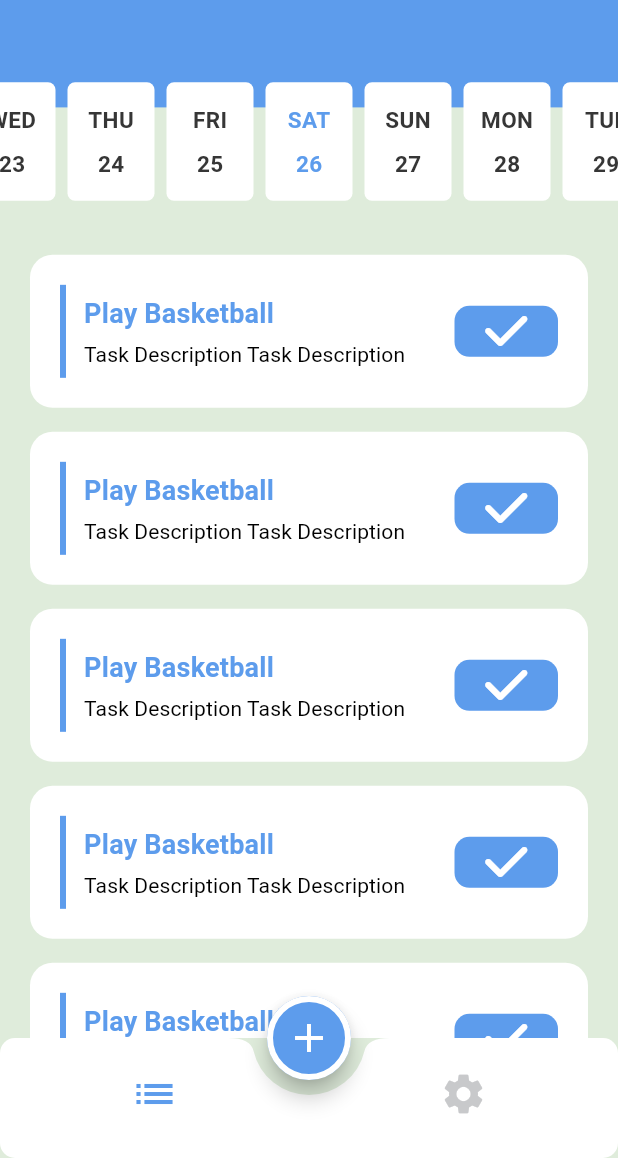
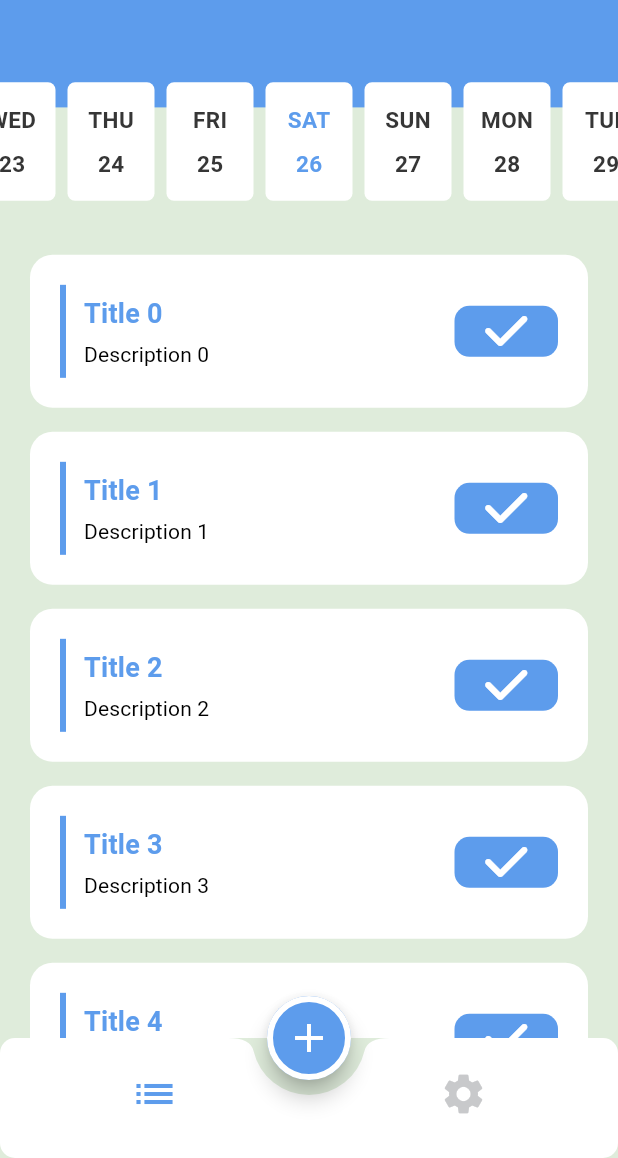
Before and after one commit to MostafaGaber135/todo_app, a Flutter app: the screen it shows after launch, on a phone screen of 412 x 824 dp, the part 78-1236 px from its top. Run offline on Flutter 3.47's test engine with Material 3 defaults, Android fonts, the phone set to English and light mode, and no system bars; drawn by our look-alikes of easy_date_timeline; our stand-ins replace font_awesome_flutter.

Commit message:
Create task model

```diff
--- /dev/null
+++ b/lib/models/task_model.dart
@@ -0,0 +1,14 @@
+class TaskModel {
+  String id;
+  String title, description;
+  DateTime date;
+  bool isDone;
+
+  TaskModel({
+    this.id = '',
+    required this.title,
+    required this.description,
+    required this.date,
+    this.isDone = false,
+  });
+}
--- a/lib/tabs/tasks/add_task_bottom_sheet.dart
+++ b/lib/tabs/tasks/add_task_bottom_sheet.dart
@@ -1,5 +1,6 @@
 import 'package:flutter/material.dart';
 import 'package:intl/intl.dart';
+import 'package:todo/models/task_model.dart';
 import 'package:todo/widgets/custom_elevated_button.dart';
 import 'package:todo/widgets/custom_text_form_field.dart';
 
@@ -114,6 +115,10 @@ class _AddTaskBottomSheetState extends State<AddTaskBottomSheet> {
   }
 
   void addTask() {
-    print('add called');
+    TaskModel task = TaskModel(
+      title: titleController.text,
+      description: descriptionController.text,
+      date: selectedDate,
+    );
   }
 }
--- a/lib/tabs/tasks/task_item.dart
+++ b/lib/tabs/tasks/task_item.dart
@@ -1,10 +1,11 @@
 import 'package:flutter/material.dart';
 import 'package:font_awesome_flutter/font_awesome_flutter.dart';
 import 'package:todo/app_theme.dart';
+import 'package:todo/models/task_model.dart';
 
 class TaskItem extends StatelessWidget {
-  const TaskItem({super.key});
-
+  const TaskItem({super.key, required this.task});
+  final TaskModel task;
   @override
   Widget build(BuildContext context) {
     TextTheme textTheme = Theme.of(context).textTheme;
@@ -39,7 +40,7 @@ class TaskItem extends StatelessWidget {
                 crossAxisAlignment: CrossAxisAlignment.start,
                 children: [
                   Text(
-                    'Play Basketball',
+                    task.title,
                     style: textTheme.titleMedium?.copyWith(
                       color: AppTheme.primary,
                     ),
@@ -48,7 +49,7 @@ class TaskItem extends StatelessWidget {
                     height: 4,
                   ),
                   Text(
-                    'Task Description Task Description',
+                    task.description,
                     style: textTheme.titleSmall,
                   ),
                 ],
--- a/lib/tabs/tasks/tasks_tab.dart
+++ b/lib/tabs/tasks/tasks_tab.dart
@@ -1,6 +1,7 @@
 import 'package:easy_date_timeline/easy_date_timeline.dart';
 import 'package:flutter/material.dart';
 import 'package:todo/app_theme.dart';
+import 'package:todo/models/task_model.dart';
 import 'package:todo/tabs/tasks/task_item.dart';
 
 class TasksTab extends StatefulWidget {
@@ -14,6 +15,13 @@ class _TasksTabState extends State<TasksTab> {
   @override
   Widget build(BuildContext context) {
     double screenHeight = MediaQuery.sizeOf(context).height;
+    List<TaskModel> tasks = List.generate(
+        10,
+        (index) => TaskModel(
+              title: 'Title $index',
+              description: 'Description $index',
+              date: DateTime.now(),
+            ));
     return Column(
       children: [
         Stack(
@@ -107,8 +115,8 @@ class _TasksTabState extends State<TasksTab> {
             padding: const EdgeInsets.only(
               top: 20,
             ),
-            itemBuilder: (_, index) => const TaskItem(),
-            itemCount: 10,
+            itemBuilder: (_, index) => TaskItem(task: tasks[index]),
+            itemCount: tasks.length,
           ),
         ),
       ],
```
